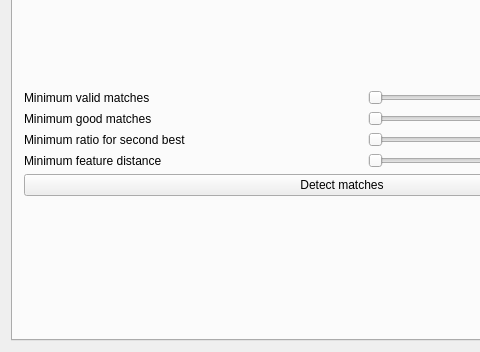
The window that ObjDetect/mainwindow.ui (trombipeti/Onlab) describes before a commit, drawn with Qt 5; both pictures show x 0 to 480 and y 137 to 489 of the 684 by 489 pixel window.
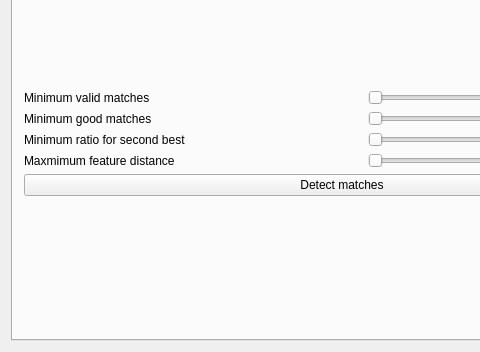
The same window after the commit. The open tabs and pages were chosen to show the change. Custom widgets are drawn as their Qt base class.

```diff
--- a/ObjDetect/mainwindow.ui
+++ b/ObjDetect/mainwindow.ui
@@ -206,7 +206,7 @@
           <item>
            <widget class="QLabel" name="label_40">
             <property name="text">
-             <string>Minimum feature distance</string>
+             <string>Maxmimum feature distance</string>
             </property>
            </widget>
           </item>
```
Left out of the diff: 6 changed lines with no effect on the pictures.
